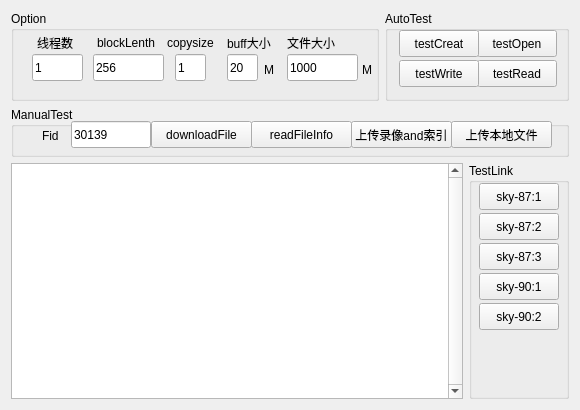
Old version of the form mainwindow.ui in the repository 3642214/sdfs_client_qt_demo.
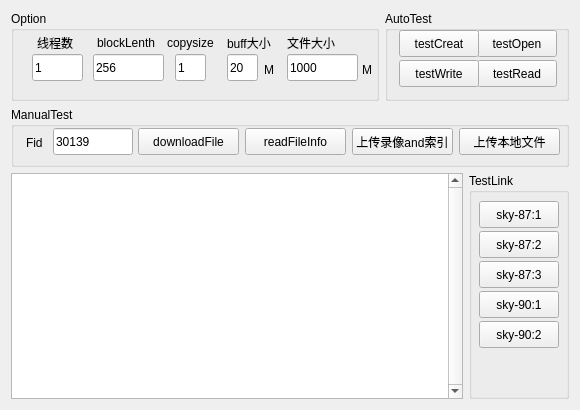
New version of the form.

```diff
--- a/mainwindow.ui
+++ b/mainwindow.ui
@@ -281,7 +281,7 @@
         <property name="minimumSize">
          <size>
           <width>0</width>
-          <height>50</height>
+          <height>60</height>
          </size>
         </property>
         <property name="title">
@@ -290,8 +290,8 @@
         <widget class="QPushButton" name="readFileButton">
          <property name="geometry">
           <rect>
-           <x>140</x>
-           <y>14</y>
+           <x>127</x>
+           <y>21</y>
            <width>101</width>
            <height>27</height>
           </rect>
@@ -303,8 +303,8 @@
         <widget class="QLineEdit" name="lineEdit_6">
          <property name="geometry">
           <rect>
-           <x>60</x>
-           <y>14</y>
+           <x>42</x>
+           <y>21</y>
            <width>80</width>
            <height>27</height>
           </rect>
@@ -316,8 +316,8 @@
         <widget class="QPushButton" name="upLocalFile">
          <property name="geometry">
           <rect>
-           <x>440</x>
-           <y>14</y>
+           <x>448</x>
+           <y>21</y>
            <width>101</width>
            <height>27</height>
           </rect>
@@ -329,8 +329,8 @@
         <widget class="QLabel" name="label_5">
          <property name="geometry">
           <rect>
-           <x>31</x>
-           <y>20</y>
+           <x>15</x>
+           <y>27</y>
            <width>21</width>
            <height>17</height>
           </rect>
@@ -342,8 +342,8 @@
         <widget class="QPushButton" name="readFileInfo">
          <property name="geometry">
           <rect>
-           <x>240</x>
-           <y>14</y>
+           <x>234</x>
+           <y>21</y>
            <width>101</width>
            <height>27</height>
           </rect>
@@ -355,8 +355,8 @@
         <widget class="QPushButton" name="upLocalFile_Ex">
          <property name="geometry">
           <rect>
-           <x>340</x>
-           <y>14</y>
+           <x>341</x>
+           <y>21</y>
            <width>101</width>
            <height>27</height>
           </rect>
@@ -394,7 +394,7 @@
            <property name="geometry">
             <rect>
              <x>10</x>
-             <y>80</y>
+             <y>88</y>
              <width>80</width>
              <height>27</height>
             </rect>
@@ -407,7 +407,7 @@
            <property name="geometry">
             <rect>
              <x>10</x>
-             <y>110</y>
+             <y>118</y>
              <width>80</width>
              <height>27</height>
             </rect>
@@ -420,7 +420,7 @@
            <property name="geometry">
             <rect>
              <x>10</x>
-             <y>50</y>
+             <y>58</y>
              <width>80</width>
              <height>27</height>
             </rect>
@@ -433,7 +433,7 @@
            <property name="geometry">
             <rect>
              <x>10</x>
-             <y>140</y>
+             <y>148</y>
              <width>80</width>
              <height>27</height>
             </rect>
@@ -446,7 +446,7 @@
            <property name="geometry">
             <rect>
              <x>10</x>
-             <y>20</y>
+             <y>28</y>
              <width>80</width>
              <height>27</height>
             </rect>
```
